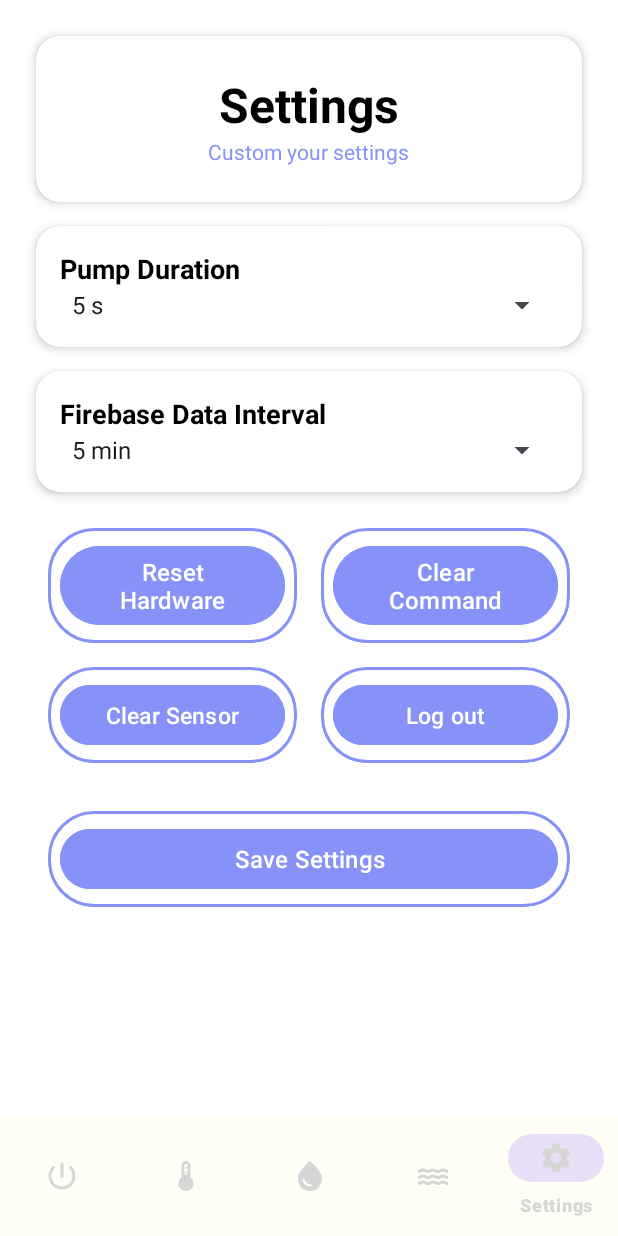
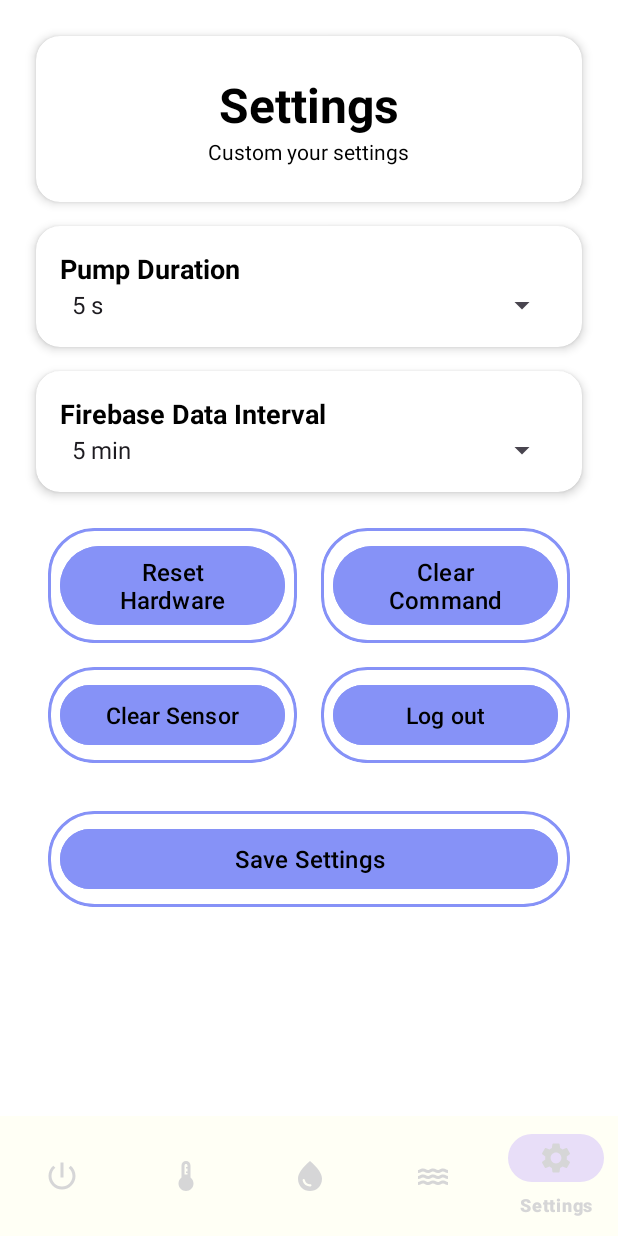
Before and after one commit to hothai19o5/Indoor-Plant-Watering-System, an Android app: the screen it shows after launch once a user with an empty profile is signed in (MainActivity), item 5 of the bottom bar chosen, on a phone screen of 412 x 824 dp. Run offline under Robolectric (Android 15) with nearby library versions, the phone set to English and light mode, and no system bars; our stand-ins replace Firebase (no records; nobody signed in at launch, a user with empty details on screens opened directly).

Commit message:
Change text color

```diff
--- a/app/src/main/res/layout/activity_login.xml
+++ b/app/src/main/res/layout/activity_login.xml
@@ -41,7 +41,8 @@
         android:id="@+id/login"
         android:layout_width="match_parent"
         android:layout_height="wrap_content"
-        android:text="Đăng nhập"
+        android:text="LOGIN"
+        android:textColor="@color/black"
         android:textSize="20sp"
         android:padding="12dp"
         android:backgroundTint="@color/lavender"
@@ -64,7 +65,7 @@
         <TextView
             android:layout_width="wrap_content"
             android:layout_height="wrap_content"
-            android:text="HOẶC"
+            android:text="OR"
             android:padding="8dp"
             android:textSize="14sp" />
 
--- a/app/src/main/res/layout/fragment_setting_page.xml
+++ b/app/src/main/res/layout/fragment_setting_page.xml
@@ -39,7 +39,7 @@
                 android:layout_width="wrap_content"
                 android:layout_height="wrap_content"
                 android:text="@string/custom_your_settings"
-                android:textColor="@color/lavender"/>
+                android:textColor="@color/black"/>
         </LinearLayout>
     </androidx.cardview.widget.CardView>
 
@@ -140,6 +140,7 @@
                     android:layout_height="wrap_content"
                     android:backgroundTint="@color/lavender"
                     android:text="@string/reset_hardware"
+                    android:textColor="@color/black"
                     android:textSize="16sp" />
             </LinearLayout>
         </androidx.cardview.widget.CardView>
@@ -166,6 +167,7 @@
                     android:layout_height="wrap_content"
                     android:backgroundTint="@color/lavender"
                     android:text="@string/clear_command"
+                    android:textColor="@color/black"
                     android:textSize="16sp" />
             </LinearLayout>
         </androidx.cardview.widget.CardView>
@@ -192,6 +194,7 @@
                     android:layout_height="wrap_content"
                     android:backgroundTint="@color/lavender"
                     android:text="@string/clear_sensor"
+                    android:textColor="@color/black"
                     android:textSize="15sp" />
             </LinearLayout>
         </androidx.cardview.widget.CardView>
@@ -218,6 +221,7 @@
                     android:layout_height="wrap_content"
                     android:backgroundTint="@color/lavender"
                     android:text="@string/logout"
+                    android:textColor="@color/black"
                     android:textSize="15sp" />
             </LinearLayout>
         </androidx.cardview.widget.CardView>
@@ -252,8 +256,8 @@
                     android:layout_width="match_parent"
                     android:layout_height="wrap_content"
                     android:backgroundTint="@color/lavender"
-                    android:textColor="@color/white"
                     android:text="@string/save_settings"
+                    android:textColor="@color/black"
                     android:textSize="16sp"
                     android:enabled="false" />
             </LinearLayout>
```
